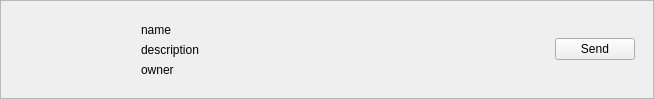
qtumproject/qtum, file src/qt/forms/nftitemwidget.ui: the form before one commit.
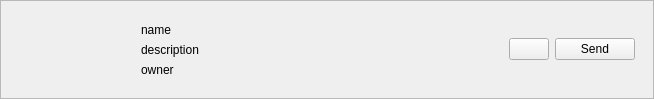
The form after the commit. The open tabs and pages were chosen to show the change. Custom widgets are drawn as their Qt base class.

Commit message: Add gui for show/hide button for nft tumbnail

What changed in the file:
```diff
--- a/src/qt/forms/nftitemwidget.ui
+++ b/src/qt/forms/nftitemwidget.ui
@@ -173,6 +173,13 @@
               </property>
              </spacer>
             </item>
+            <item>
+             <widget class="QtumPushButton" name="toolShow">
+              <property name="text">
+               <string/>
+              </property>
+             </widget>
+            </item>
             <item>
              <widget class="QtumPushButton" name="buttonSend">
               <property name="text">
```
Left out of the diff: 7 changed lines with no effect on the pictures. The commit also changes 10 other files.
